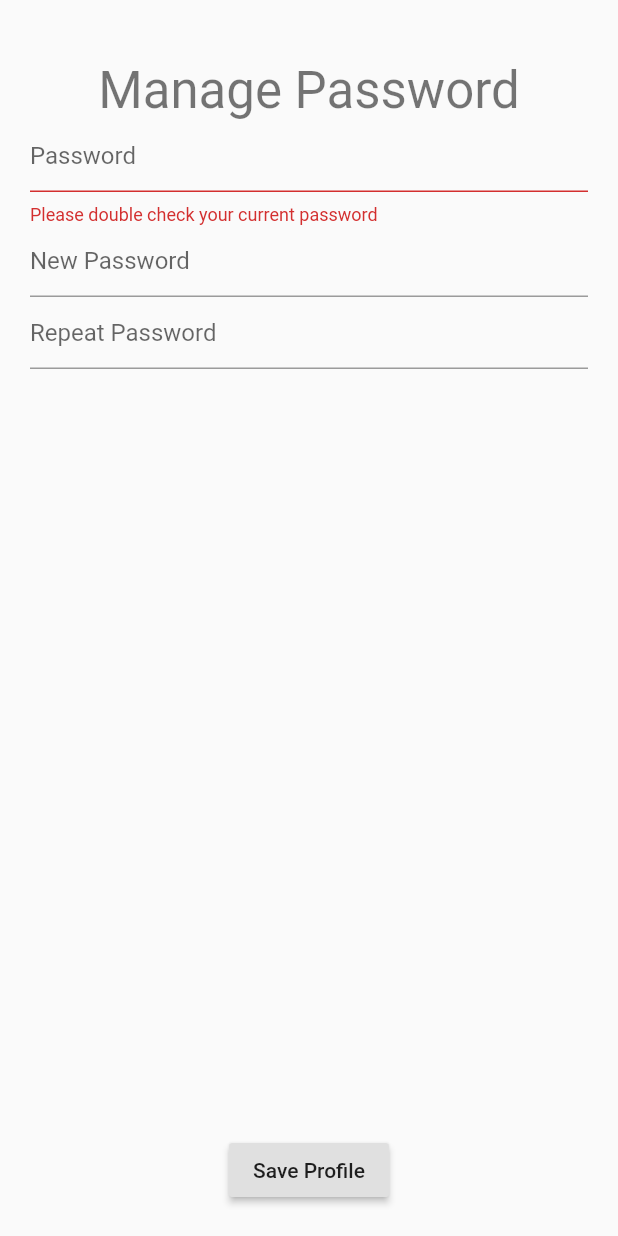
After one commit to nadjwarazali/pawspital_app, a Flutter app: the ManageProfileInformationWidget screen opened directly, after a tap on "Save Profile", on a phone screen of 412 x 824 dp. The commit adds this screen. Run offline on Flutter 3.47's test engine with Material 2 defaults, Android fonts, the phone set to English and light mode, and no system bars; our stand-ins replace auto_size_text, cloud_firestore, curved_navigation_bar, firebase_auth, flutter_local_notifications, flutter_spinkit and 3 more; missing offline and left inert: flutter_auth_buttons; accounts and stored records are empty; network calls fail.

Commit message:
Added Realtime Maps

```diff
--- a/lib/navigation.dart
+++ b/lib/navigation.dart
@@ -1,6 +1,6 @@
 import 'package:curved_navigation_bar/curved_navigation_bar.dart';
 import 'package:flutter/material.dart';
-import 'package:pawspitalapp/screens/location/location.dart';
+import 'package:pawspitalapp/screens/maps/maps.dart';
 import 'package:pawspitalapp/screens/profile/profile.dart';
 import 'package:pawspitalapp/screens/activity/activity.dart';
 import 'package:pawspitalapp/screens/reminder/reminder_view.dart';
@@ -17,7 +17,7 @@ class _HomeState extends State<Home> {
   //create page
   final ReminderView _reminder = ReminderView();
   final Activity _activity = new Activity();
-  final Location _location = new Location();
+  final Maps _location = new Maps();
   final Profile _profile = new Profile();
 
   Widget _showPage = new ReminderView();
--- /dev/null
+++ b/lib/screens/profile/managePassword.dart
@@ -0,0 +1,108 @@
+import 'package:pawspitalapp/services/provider_widget.dart';
+import 'package:flutter/material.dart';
+
+class ManageProfileInformationWidget extends StatefulWidget {
+
+  @override
+  _ManageProfileInformationWidgetState createState() =>
+      _ManageProfileInformationWidgetState();
+}
+
+class _ManageProfileInformationWidgetState
+    extends State<ManageProfileInformationWidget> {
+  var _passwordController = TextEditingController();
+  var _newPasswordController = TextEditingController();
+  var _repeatPasswordController = TextEditingController();
+
+  var _formKey = GlobalKey<FormState>();
+
+  bool checkCurrentPasswordValid = true;
+
+  @override
+  void initState() {
+
+    super.initState();
+  }
+
+  @override
+  void dispose() {
+
+    _passwordController.dispose();
+    _newPasswordController.dispose();
+    _repeatPasswordController.dispose();
+    super.dispose();
+  }
+
+  @override
+  Widget build(BuildContext context) {
+    return Scaffold(
+      body: Padding(
+        padding: const EdgeInsets.all(20.0),
+        child: Column(
+          mainAxisSize: MainAxisSize.min,
+          children: <Widget>[
+            SizedBox(height: 20.0),
+            Flexible(
+              child: Form(
+                key: _formKey,
+                child: Column(
+                  children: <Widget>[
+                    Text(
+                      "Manage Password",
+                      style: Theme.of(context).textTheme.display1,
+                    ),
+                    TextFormField(
+                      decoration: InputDecoration(
+                        hintText: "Password",
+                        errorText: checkCurrentPasswordValid
+                            ? null
+                            : "Please double check your current password",
+                      ),
+                      controller: _passwordController,
+                    ),
+                    TextFormField(
+                      decoration:
+                      InputDecoration(hintText: "New Password"),
+                      controller: _newPasswordController,
+                      obscureText: true,
+                    ),
+                    TextFormField(
+                      decoration: InputDecoration(
+                        hintText: "Repeat Password",
+                      ),
+                      obscureText: true,
+                      controller: _repeatPasswordController,
+                      validator: (value) {
+                        return _newPasswordController.text == value
+                            ? null
+                            : "Please validate your entered password";
+                      },
+                    )
+                  ],
+                ),
+              ),
+            ),
+            SizedBox(height: 10),
+            RaisedButton(
+              onPressed: () async {
+                checkCurrentPasswordValid =
+                await Provider.of(context).auth.validateCurrentPassword(
+                    _passwordController.text);
+
+                setState(() {});
+
+                if (_formKey.currentState.validate() &&
+                    checkCurrentPasswordValid) {
+                  Provider.of(context).auth.updateUserPassword(
+                      _newPasswordController.text);
+                  Navigator.pop(context);
+                }
+              },
+              child: Text("Save Profile"),
+            )
+          ],
+        ),
+      ),
+    );
+  }
+}
--- a/lib/services/auth_service.dart
+++ b/lib/services/auth_service.dart
@@ -4,6 +4,9 @@ import 'package:google_sign_in/google_sign_in.dart';
 class AuthService {
   final FirebaseAuth _firebaseAuth = FirebaseAuth.instance;
   final GoogleSignIn _googleSignIn = GoogleSignIn();
+
+
+  AuthService();
 
   Stream<String> get onAuthStateChanged =>
       _firebaseAuth.onAuthStateChanged.map(
@@ -114,6 +117,11 @@ class AuthService {
     firebaseUser.updatePassword(password);
   }
 
+//  uploadProfilePicture(BuildContext context, File image) async{
+//    var firebaseUser = await _firebaseAuth.currentUser();
+//    firebaseUser.avatarUrl = StorageRepo().uploadFile(context, image);
+//  }
+
 }
 
 class NameValidator {
--- a/pubspec.yaml
+++ b/pubspec.yaml
@@ -39,8 +39,8 @@ dependencies:
   flutter_local_notifications: ^1.4.4+4
   rxdart: ^0.24.1
   flutter_blue: ^0.7.2
-  firebase_storage: ^3.1.5
-  image_picker: ^0.6.7+7
+  google_maps_flutter: ^0.5.32
+  location: ^2.3.5
 
 dev_dependencies:
   flutter_test:
@@ -65,6 +65,7 @@ flutter:
   assets:
     - images/bg.jpg
     - images/bg2.jpg
+    - images/paw_icon.png
 
 
   # An image asset can refer to one or more resolution-specific "variants", see
```
Also changed, not shown: lib/screens/location/location.dart (deleted, +0 -41 lines), lib/screens/maps/maps.dart (added, +137 -0 lines), lib/screens/profile/edit_profile.dart (+13 -2 lines), pubspec.lock, 1 other file.
